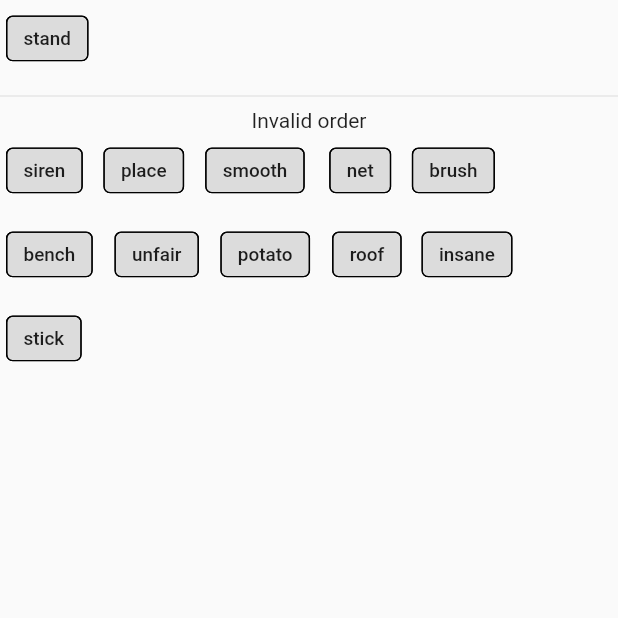
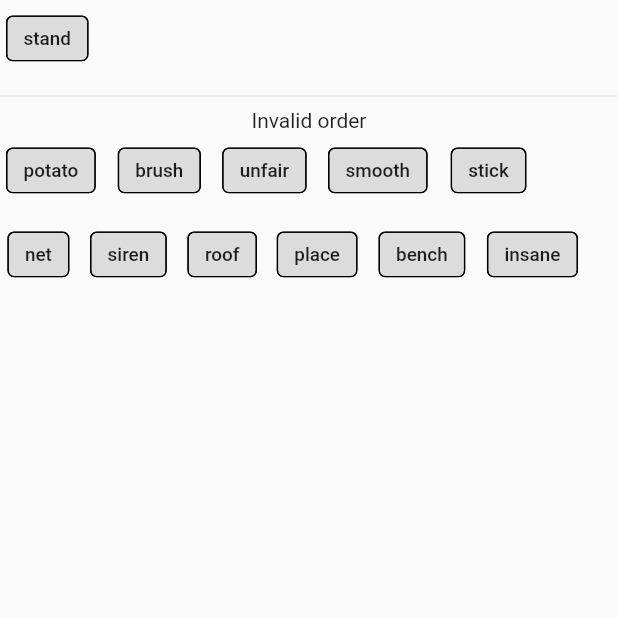
Before and after one commit to mohammedismayil/fista, a Flutter app: the screen it shows after launch, after a tap on "stand", on a phone screen of 412 x 824 dp, the top half of it. Run offline on Flutter 3.47's test engine with Material 2 defaults, Android fonts, the phone set to English and light mode, and no system bars; our stand-ins replace hive, hive_flutter, shared_preferences; missing offline and left inert: eth_sig_util, flutter_inappwebview, scan, wallet_connect, web3dart; accounts and stored records are empty.

Commit message:
variable name changes

```diff
--- a/lib/Screens/MnemonicVerify.dart
+++ b/lib/Screens/MnemonicVerify.dart
@@ -28,19 +28,19 @@ class _MnemonicVerifyScreenState extends State<MnemonicVerifyScreen> {
     "insane",
     "stick"
   ];
-  List correctOrderList = [
+  List shuffledList = [
+    "stand",
+    "potato",
+    "brush",
+    "unfair",
+    "smooth",
+    "stick",
+    "net",
     "siren",
+    "roof",
     "place",
-    "smooth",
-    "net",
-    "stand",
-    "brush",
     "bench",
-    "unfair",
-    "potato",
-    "roof",
-    "insane",
-    "stick"
+    "insane"
   ];
 
   List givenOrderList = [];
@@ -64,7 +64,7 @@ class _MnemonicVerifyScreenState extends State<MnemonicVerifyScreen> {
           child: InkWell(
             onTap: () => {
               givenOrderList.remove(actor),
-              correctOrderList.add(actor),
+              shuffledList.add(actor),
               checkCorrectOrder(),
             },
             child: Transform(
@@ -83,13 +83,13 @@ class _MnemonicVerifyScreenState extends State<MnemonicVerifyScreen> {
     });
   }
 
-  Iterable<Widget> get correctOrderChips {
-    return correctOrderList.map((actor) {
+  Iterable<Widget> get getshuffledList {
+    return shuffledList.map((actor) {
       return Padding(
           padding: const EdgeInsets.all(4.0),
           child: InkWell(
             onTap: () => {
-              correctOrderList.remove(actor),
+              shuffledList.remove(actor),
               givenOrderList.add(actor),
               checkCorrectOrder(),
             },
@@ -138,7 +138,7 @@ class _MnemonicVerifyScreenState extends State<MnemonicVerifyScreen> {
               Align(
                 alignment: Alignment.topLeft,
                 child: Wrap(
-                  children: correctOrderChips.toList(),
+                  children: getshuffledList.toList(),
                 ),
               ),
             ],
```
